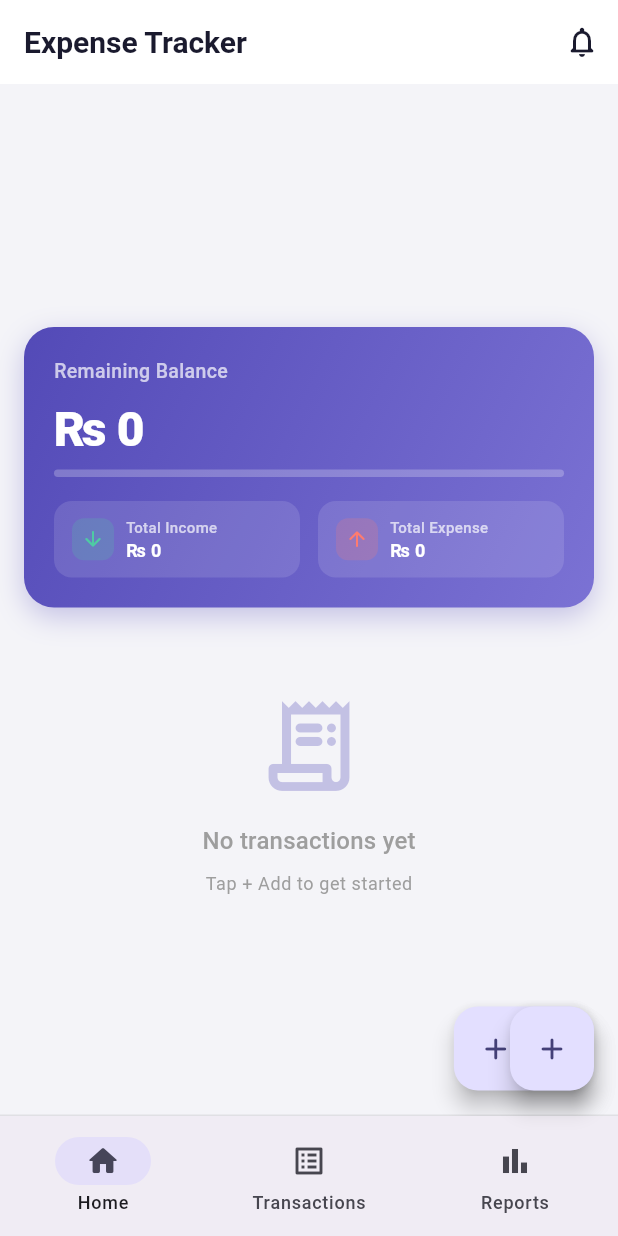
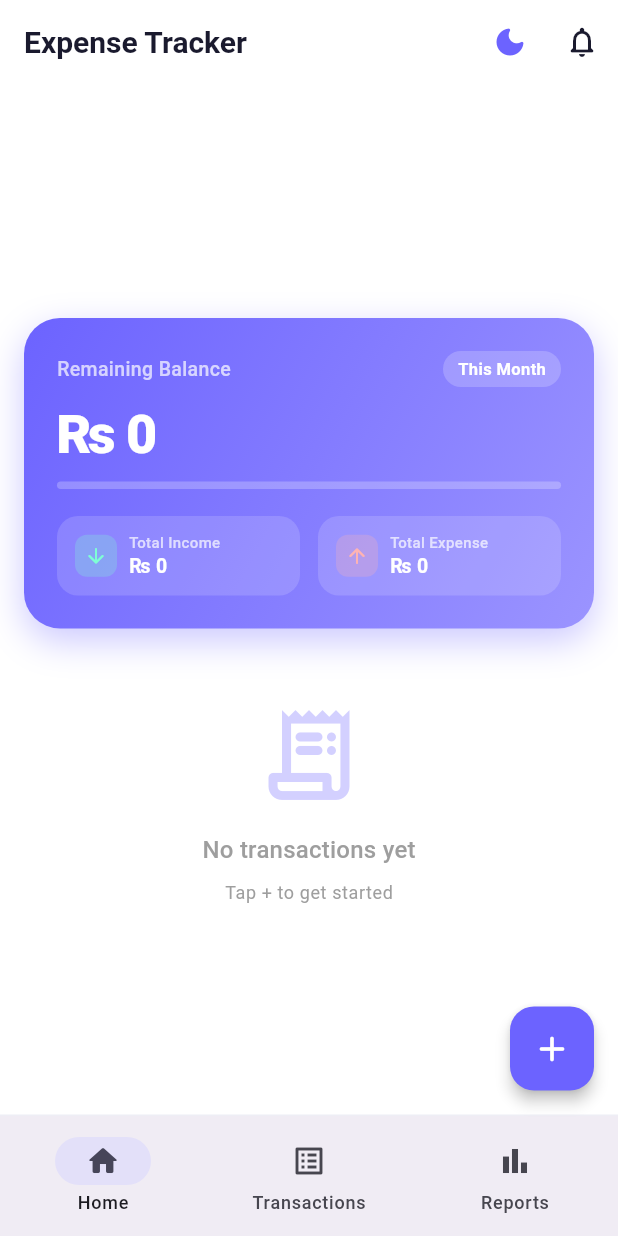
Before and after one commit to Momina-Munir/Expense-Tracker-App-, a Flutter app: the screen it shows after launch, on a phone screen of 412 x 824 dp. Run offline on Flutter 3.47's test engine with Material 3 defaults, Android fonts, the phone set to English and light mode, and no system bars; our stand-ins replace fl_chart, flutter_riverpod, hive, hive_flutter; accounts and stored records are empty.

Commit message:
Expense Track App - Beautiful UI with dark/light mode

```diff
--- a/lib/screens/app.dart
+++ b/lib/screens/app.dart
@@ -1,20 +1,23 @@
 import 'package:flutter/material.dart';
+import 'package:flutter_riverpod/flutter_riverpod.dart';
 import 'app_theme.dart';
 import 'main_shell.dart';
 
-class ExpenseTrackerApp extends StatelessWidget {
+final themeModeProvider = StateProvider<ThemeMode>((ref) => ThemeMode.light);
+
+class ExpenseTrackerApp extends ConsumerWidget {
   const ExpenseTrackerApp({super.key});
 
   @override
-  Widget build(BuildContext ctx) {
+  Widget build(BuildContext context, WidgetRef ref) {
+    final themeMode = ref.watch(themeModeProvider);
     return MaterialApp(
       title: 'Expense Tracker',
       debugShowCheckedModeBanner: false,
       theme: AppTheme.light(),
       darkTheme: AppTheme.dark(),
-      themeMode: ThemeMode.system,
+      themeMode: themeMode,
       home: const MainShell(),
     );
-
   }
 }
--- a/lib/screens/app_theme.dart
+++ b/lib/screens/app_theme.dart
@@ -1,7 +1,7 @@
 import 'package:flutter/material.dart';
 
 class AppTheme {
-  static const primary = Color(0xFF534AB7);
+  static const primary = Color(0xFF6C63FF);
   static const primaryLight = Color(0xFFEEEDFE);
   static const income = Color(0xFF1D9E75);
   static const incomeLight = Color(0xFFE1F5EE);
@@ -9,14 +9,14 @@ class AppTheme {
   static const expenseLight = Color(0xFFFAECE7);
 
   static const catColors = [
-    Color(0xFFF0997B), // Food
-    Color(0xFF9FE1CB), // Travel
-    Color(0xFF85B7EB), // Bills
-    Color(0xFFAFA9EC), // Shopping
-    Color(0xFFFAC775), // Fun
-    Color(0xFFF5C4D1), // Health
-    Color(0xFFC0DD97), // Education
-    Color(0xFFD3D1C7), // Other
+    Color(0xFFF0997B),
+    Color(0xFF9FE1CB),
+    Color(0xFF85B7EB),
+    Color(0xFFAFA9EC),
+    Color(0xFFFAC775),
+    Color(0xFFF5C4D1),
+    Color(0xFFC0DD97),
+    Color(0xFFD3D1C7),
   ];
 
   static ThemeData light() => _base(Brightness.light);
@@ -31,7 +31,7 @@ class AppTheme {
     return ThemeData(
       useMaterial3: true,
       colorScheme: cs,
-      scaffoldBackgroundColor: isDark ? const Color(0xFF111111) : const Color(0xFFF4F4F8),
+      scaffoldBackgroundColor: isDark ? const Color(0xFF111111) : Colors.white,
       appBarTheme: AppBarTheme(
         backgroundColor: isDark ? const Color(0xFF1A1A2E) : Colors.white,
         foregroundColor: isDark ? Colors.white : const Color(0xFF1A1A2E),
@@ -39,25 +39,23 @@ class AppTheme {
         centerTitle: false,
         titleTextStyle: TextStyle(
           fontSize: 20,
-          fontWeight: FontWeight.w600,
+          fontWeight: FontWeight.w700,
           color: isDark ? Colors.white : const Color(0xFF1A1A2E),
         ),
       ),
-
-
       cardTheme: CardThemeData(
         color: isDark ? const Color(0xFF1E1E2E) : Colors.white,
         elevation: 0,
         shape: RoundedRectangleBorder(
           borderRadius: BorderRadius.circular(16),
           side: BorderSide(
-            color: isDark ? Colors.white12 : Colors.black.withValues(alpha: 0.06),
+            color: isDark ? Colors.white12 : const Color(0xFFEEEEF5),
           ),
         ),
       ),
       inputDecorationTheme: InputDecorationTheme(
         filled: true,
-        fillColor: isDark ? const Color(0xFF2A2A3E) : const Color(0xFFF4F4F8),
+        fillColor: isDark ? const Color(0xFF2A2A3E) : const Color(0xFFF7F7FC),
         border: OutlineInputBorder(
           borderRadius: BorderRadius.circular(12),
           borderSide: BorderSide.none,
--- a/lib/screens/home_screen.dart
+++ b/lib/screens/home_screen.dart
@@ -3,7 +3,6 @@ import 'package:flutter_riverpod/flutter_riverpod.dart';
 import 'transaction_provider.dart';
 import 'summary_card.dart';
 import 'transaction_tile.dart';
-import 'add_transaction_sheet.dart';
 
 class HomeScreen extends ConsumerWidget {
   const HomeScreen({super.key});
@@ -13,17 +12,8 @@ class HomeScreen extends ConsumerWidget {
     final transactions = ref.watch(transactionsProvider);
 
     return Scaffold(
-      appBar: AppBar(
-        title: const Text('Expense Tracker'),
-        actions: [
-          IconButton(
-            icon: const Icon(Icons.notifications_none_rounded),
-            onPressed: () {},
-          ),
-        ],
-      ),
       body: transactions.isEmpty
-          ? _EmptyState()
+          ? const _EmptyState()
           : CustomScrollView(
               slivers: [
                 SliverToBoxAdapter(child: const SummaryCard()),
@@ -48,23 +38,13 @@ class HomeScreen extends ConsumerWidget {
                 const SliverToBoxAdapter(child: SizedBox(height: 80)),
               ],
             ),
-      floatingActionButton: FloatingActionButton.extended(
-        onPressed: () => showModalBottomSheet(
-          context: context,
-          isScrollControlled: true,
-          shape: const RoundedRectangleBorder(
-            borderRadius: BorderRadius.vertical(top: Radius.circular(20)),
-          ),
-          builder: (_) => const AddTransactionSheet(),
-        ),
-        icon: const Icon(Icons.add_rounded),
-        label: const Text('Add'),
-      ),
     );
   }
 }
 
 class _EmptyState extends StatelessWidget {
+  const _EmptyState();
+
   @override
   Widget build(BuildContext context) {
     return Center(
@@ -89,7 +69,7 @@ class _EmptyState extends StatelessWidget {
           ),
           const SizedBox(height: 8),
           Text(
-            'Tap + Add to get started',
+            'Tap + to get started',
             style: Theme.of(context)
                 .textTheme
                 .bodySmall
--- a/lib/screens/main_shell.dart
+++ b/lib/screens/main_shell.dart
@@ -4,8 +4,11 @@ import 'home_screen.dart';
 import 'transaction_screen.dart';
 import 'report_screen.dart';
 import 'add_transaction_sheet.dart';
+import 'app.dart';
 
 final _navIndexProvider = StateProvider<int>((ref) => 0);
+
+const _titles = ['Expense Tracker', 'Transactions', 'Reports'];
 
 class MainShell extends ConsumerWidget {
   const MainShell({super.key});
@@ -20,14 +23,40 @@ class MainShell extends ConsumerWidget {
   Widget build(BuildContext context, WidgetRef ref) {
     final index = ref.watch(_navIndexProvider);
     final isDark = Theme.of(context).brightness == Brightness.dark;
+    final themeMode = ref.watch(themeModeProvider);
 
     return Scaffold(
+      appBar: AppBar(
+        title: Text(_titles[index]),
+        actions: [
+          // Dark/Light mode toggle
+          IconButton(
+            icon: AnimatedSwitcher(
+              duration: const Duration(milliseconds: 300),
+              child: Icon(
+                isDark ? Icons.wb_sunny_rounded : Icons.dark_mode_rounded,
+                key: ValueKey(isDark),
+                color: isDark ? const Color(0xFFFFC857) : const Color(0xFF6C63FF),
+              ),
+            ),
+            tooltip: isDark ? 'Light Mode' : 'Dark Mode',
+            onPressed: () {
+              ref.read(themeModeProvider.notifier).state =
+                  isDark ? ThemeMode.light : ThemeMode.dark;
+            },
+          ),
+          IconButton(
+            icon: const Icon(Icons.notifications_none_rounded),
+            onPressed: () {},
+          ),
+        ],
+      ),
       body: IndexedStack(index: index, children: _screens),
       bottomNavigationBar: Container(
         decoration: BoxDecoration(
           border: Border(
             top: BorderSide(
-              color: isDark ? Colors.white12 : Colors.black.withValues(alpha: 0.08),
+              color: isDark ? Colors.white12 : const Color(0xFFEEEEF5),
             ),
           ),
         ),
@@ -55,6 +84,7 @@ class MainShell extends ConsumerWidget {
           ],
         ),
       ),
+      // Single FAB only
       floatingActionButton: FloatingActionButton(
         onPressed: () => showModalBottomSheet(
           context: context,
@@ -64,7 +94,10 @@ class MainShell extends ConsumerWidget {
           ),
           builder: (_) => const AddTransactionSheet(),
         ),
-        child: const Icon(Icons.add_rounded),
+        backgroundColor: const Color(0xFF6C63FF),
+        foregroundColor: Colors.white,
+        elevation: 4,
+        child: const Icon(Icons.add_rounded, size: 28),
       ),
       floatingActionButtonLocation: FloatingActionButtonLocation.endFloat,
     );
--- a/lib/screens/summary_card.dart
+++ b/lib/screens/summary_card.dart
@@ -17,25 +17,31 @@ class SummaryCard extends ConsumerWidget {
     final isOverspent = remaining < 0;
     final isWarning = !isOverspent && income > 0 && remaining < income * 0.1;
 
+    // Beautiful gradient colors
+    List<Color> gradientColors;
+    if (isOverspent) {
+      gradientColors = [const Color(0xFFFF6B6B), const Color(0xFFFF8E8E)];
+    } else if (isWarning) {
+      gradientColors = [const Color(0xFFFFB347), const Color(0xFFFFCC7A)];
+    } else {
+      gradientColors = [const Color(0xFF6C63FF), const Color(0xFF9B94FF)];
+    }
+
     return Container(
-      margin: const EdgeInsets.all(16),
-      padding: const EdgeInsets.all(20),
+      margin: const EdgeInsets.fromLTRB(16, 16, 16, 8),
+      padding: const EdgeInsets.all(22),
       decoration: BoxDecoration(
         gradient: LinearGradient(
-          colors: isOverspent
-              ? [const Color(0xFFD85A30), const Color(0xFFE8825E)]
-              : isWarning
-              ? [const Color(0xFFE8A020), const Color(0xFFF0BC4E)]
-              : [const Color(0xFF534AB7), const Color(0xFF7B72D4)],
+          colors: gradientColors,
           begin: Alignment.topLeft,
           end: Alignment.bottomRight,
         ),
-        borderRadius: BorderRadius.circular(20),
+        borderRadius: BorderRadius.circular(24),
         boxShadow: [
           BoxShadow(
-            color: (isOverspent ? AppTheme.expense : AppTheme.primary).withValues(alpha: 0.3),
-            blurRadius: 16,
-            offset: const Offset(0, 6),
+            color: gradientColors[0].withValues(alpha: 0.35),
+            blurRadius: 20,
+            offset: const Offset(0, 8),
           ),
         ],
       ),
@@ -44,76 +50,87 @@ class SummaryCard extends ConsumerWidget {
         children: [
           // Warning banner
           if (isOverspent) ...[
-            Container(
-              padding: const EdgeInsets.symmetric(horizontal: 10, vertical: 6),
-              decoration: BoxDecoration(
-                color: Colors.white.withValues(alpha: 0.2),
-                borderRadius: BorderRadius.circular(8),
-              ),
-              child: const Row(
-                mainAxisSize: MainAxisSize.min,
-                children: [
-                  Icon(Icons.warning_amber_rounded, color: Colors.white, size: 16),
-                  SizedBox(width: 6),
-                  Text('Overspent! You have exceeded your income.',
-                      style: TextStyle(color: Colors.white, fontSize: 12, fontWeight: FontWeight.w600)),
-                ],
-              ),
-            ),
+            _warningBanner(Icons.warning_amber_rounded, 'Overspent! You have exceeded your income.'),
             const SizedBox(height: 12),
           ] else if (isWarning) ...[
-            Container(
-              padding: const EdgeInsets.symmetric(horizontal: 10, vertical: 6),
-              decoration: BoxDecoration(
-                color: Colors.white.withValues(alpha: 0.2),
-                borderRadius: BorderRadius.circular(8),
-              ),
-              child: const Row(
-                mainAxisSize: MainAxisSize.min,
-                children: [
-                  Icon(Icons.info_outline_rounded, color: Colors.white, size: 16),
-                  SizedBox(width: 6),
-                  Text('Less than 10% balance remaining!',
-                      style: TextStyle(color: Colors.white, fontSize: 12, fontWeight: FontWeight.w600)),
-                ],
-              ),
-            ),
+            _warningBanner(Icons.info_outline_rounded, 'Less than 10% balance remaining!'),
             const SizedBox(height: 12),
           ],
 
-          const Text('Remaining Balance',
-              style: TextStyle(color: Colors.white70, fontSize: 13, fontWeight: FontWeight.w500)),
+          Row(
+            mainAxisAlignment: MainAxisAlignment.spaceBetween,
+            children: [
+              const Text('Remaining Balance',
+                  style: TextStyle(color: Colors.white70, fontSize: 13, fontWeight: FontWeight.w500)),
+              Container(
+                padding: const EdgeInsets.symmetric(horizontal: 10, vertical: 4),
+                decoration: BoxDecoration(
+                  color: Colors.white.withValues(alpha: 0.2),
+                  borderRadius: BorderRadius.circular(20),
+                ),
+                child: const Text('This Month',
+                    style: TextStyle(color: Colors.white, fontSize: 11, fontWeight: FontWeight.w600)),
+              ),
+            ],
+          ),
           const SizedBox(height: 6),
           Text(
             currency.format(remaining),
-            style: const TextStyle(color: Colors.white, fontSize: 32, fontWeight: FontWeight.w800, letterSpacing: -0.5),
+            style: const TextStyle(
+                color: Colors.white, fontSize: 36, fontWeight: FontWeight.w800, letterSpacing: -1),
           ),
-
-          const SizedBox(height: 4),
+          const SizedBox(height: 6),
           LinearProgressIndicator(
             value: income == 0 ? 0 : (expense / income).clamp(0.0, 1.0),
             backgroundColor: Colors.white24,
-            color: isOverspent ? Colors.red.shade200 : isWarning ? Colors.orange.shade200 : Colors.white,
+            color: isOverspent
+                ? Colors.red.shade200
+                : isWarning
+                    ? Colors.orange.shade200
+                    : Colors.white,
             borderRadius: BorderRadius.circular(4),
             minHeight: 5,
           ),
-
-          const SizedBox(height: 16),
+          const SizedBox(height: 18),
           Row(children: [
-            Expanded(child: _StatChip(
+            Expanded(
+                child: _StatChip(
               icon: Icons.arrow_downward_rounded,
               label: 'Total Income',
               amount: currency.format(income),
-              color: const Color(0xFF4ECCA3),
+              color: const Color(0xFF7EFFD4),
             )),
             const SizedBox(width: 12),
-            Expanded(child: _StatChip(
+            Expanded(
+                child: _StatChip(
               icon: Icons.arrow_upward_rounded,
               label: 'Total Expense',
               amount: currency.format(expense),
-              color: const Color(0xFFFF7B6E),
+              color: const Color(0xFFFFB3B3),
             )),
           ]),
+        ],
+      ),
+    );
+  }
+
+  Widget _warningBanner(IconData icon, String message) {
+    return Container(
+      padding: const EdgeInsets.symmetric(horizontal: 10, vertical: 6),
+      decoration: BoxDecoration(
+        color: Colors.white.withValues(alpha: 0.2),
+        borderRadius: BorderRadius.circular(8),
+      ),
+      child: Row(
+        mainAxisSize: MainAxisSize.min,
+        children: [
+          Icon(icon, color: Colors.white, size: 16),
+          const SizedBox(width: 6),
+          Flexible(
+            child: Text(message,
+                style: const TextStyle(
+                    color: Colors.white, fontSize: 12, fontWeight: FontWeight.w600)),
+          ),
         ],
       ),
     );
@@ -126,29 +143,45 @@ class _StatChip extends StatelessWidget {
   final String amount;
   final Color color;
 
-  const _StatChip({required this.icon, required this.label, required this.amount, required this.color});
+  const _StatChip(
+      {required this.icon,
+      required this.label,
+      required this.amount,
+      required this.color});
 
   @override
   Widget build(BuildContext context) {
     return Container(
       padding: const EdgeInsets.symmetric(horizontal: 12, vertical: 10),
       decoration: BoxDecoration(
-        color: Colors.white.withValues(alpha: 0.12),
-        borderRadius: BorderRadius.circular(12),
+        color: Colors.white.withValues(alpha: 0.15),
+        borderRadius: BorderRadius.circular(14),
       ),
       child: Row(children: [
         Container(
           padding: const EdgeInsets.all(6),
-          decoration: BoxDecoration(color: color.withValues(alpha: 0.2), borderRadius: BorderRadius.circular(8)),
+          decoration: BoxDecoration(
+              color: color.withValues(alpha: 0.25),
+              borderRadius: BorderRadius.circular(8)),
           child: Icon(icon, color: color, size: 16),
         ),
         const SizedBox(width: 8),
-        Expanded(child: Column(crossAxisAlignment: CrossAxisAlignment.start, children: [
-          Text(label, style: const TextStyle(color: Colors.white70, fontSize: 10, fontWeight: FontWeight.w500)),
-          Text(amount,
-              style: const TextStyle(color: Colors.white, fontSize: 12, fontWeight: FontWeight.w700),
-              overflow: TextOverflow.ellipsis),
-        ])),
+        Expanded(
+            child: Column(
+                crossAxisAlignment: CrossAxisAlignment.start,
+                children: [
+              Text(label,
+                  style: const TextStyle(
+                      color: Colors.white70,
+                      fontSize: 10,
+                      fontWeight: FontWeight.w500)),
+              Text(amount,
+                  style: const TextStyle(
+                      color: Colors.white,
+                      fontSize: 13,
+                      fontWeight: FontWeight.w700),
+                  overflow: TextOverflow.ellipsis),
+            ])),
       ]),
     );
   }
```
Lines whose indentation alone changed are shown as unchanged.
